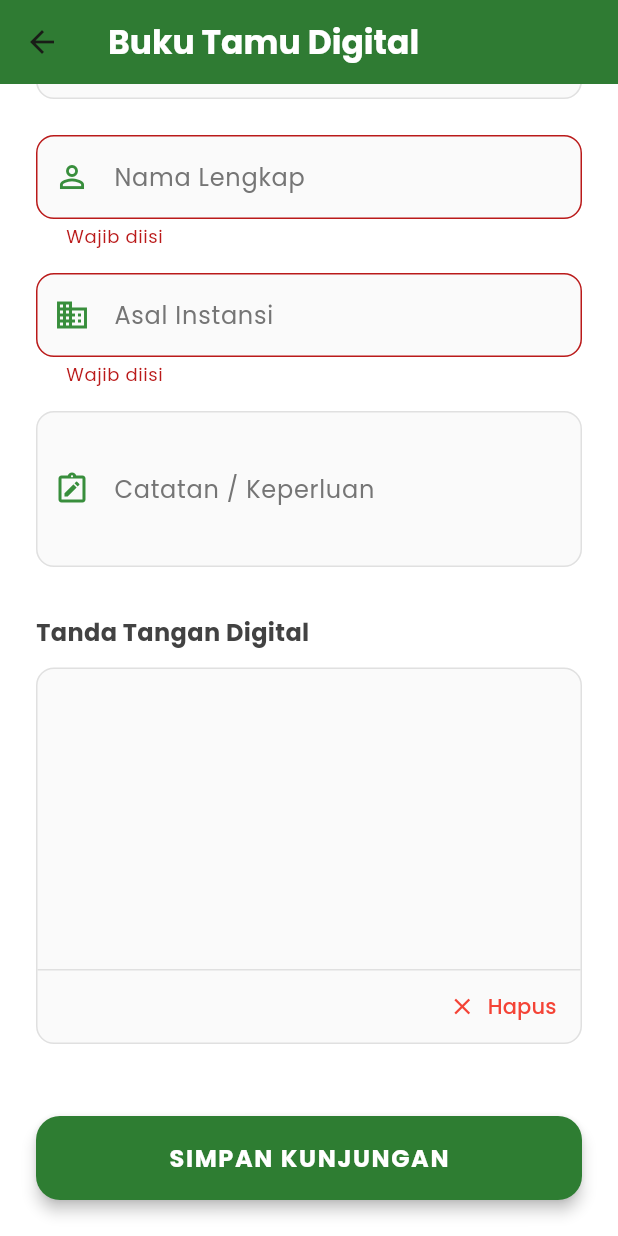
After one commit to brianjeree/ppks-gallery-reservation, a Flutter app: the VisitCheckScreen screen opened directly, scrolled down 164 dp, after a tap on "SIMPAN KUNJUNGAN", on a phone screen of 412 x 824 dp. The commit adds this screen. Run offline on Flutter 3.47's test engine with Material 3 defaults, Android fonts, the phone set to English and light mode, and no system bars; drawn by our look-alikes of signature; our stand-ins replace cloud_firestore, firebase_auth, firebase_core, firebase_storage, google_fonts, qr_flutter; missing offline and left inert: mobile_scanner; accounts and stored records are empty; network calls fail.

Commit message:
visit_check_screen

```diff
--- a/lib/screens/main_navigation_screen.dart
+++ b/lib/screens/main_navigation_screen.dart
@@ -4,6 +4,7 @@ import 'home_screen.dart';
 import 'unified_reservation_screen.dart';
 import 'about_screen.dart';
 import 'contact_screen.dart';
+import 'visit_check_screen.dart';
 
 class MainNavigationScreen extends StatefulWidget {
   const MainNavigationScreen({super.key});
@@ -21,9 +22,16 @@ class _MainNavigationScreenState extends State<MainNavigationScreen> {
     UnifiedReservationScreen(),
     AboutScreen(),
     ContactScreen(),
+    VisitCheckScreen(),
   ];
 
-  final List<String> _menuItems = ["HOME", "RESERVATION", "ABOUT", "CONTACT"];
+  final List<String> _menuItems = [
+    "HOME",
+    "RESERVATION",
+    "ABOUT",
+    "CONTACT",
+    "VISIT CHECK",
+  ];
 
   @override
   void dispose() {
@@ -64,7 +72,11 @@ class _MainNavigationScreenState extends State<MainNavigationScreen> {
               fontWeight: FontWeight.bold,
               fontSize: 20,
               shadows: [
-                 Shadow(offset: const Offset(0, 2), blurRadius: 4, color: Colors.black.withOpacity(0.5)),
+                Shadow(
+                  offset: const Offset(0, 2),
+                  blurRadius: 4,
+                  color: Colors.black.withOpacity(0.5),
+                ),
               ],
             ),
           ),
@@ -81,10 +93,17 @@ class _MainNavigationScreenState extends State<MainNavigationScreen> {
                     onPressed: () => _onMenuSelected(index),
                     style: TextButton.styleFrom(
                       foregroundColor: isActive ? Colors.white : Colors.white70,
-                      padding: const EdgeInsets.symmetric(vertical: 20, horizontal: 16),
+                      padding: const EdgeInsets.symmetric(
+                        vertical: 20,
+                        horizontal: 16,
+                      ),
                       textStyle: GoogleFonts.poppins(
-                        fontWeight: isActive ? FontWeight.bold : FontWeight.w500,
-                        decoration: isActive ? TextDecoration.underline : TextDecoration.none,
+                        fontWeight: isActive
+                            ? FontWeight.bold
+                            : FontWeight.w500,
+                        decoration: isActive
+                            ? TextDecoration.underline
+                            : TextDecoration.none,
                         decorationColor: Colors.white,
                         decorationThickness: 2,
                       ),
@@ -100,7 +119,9 @@ class _MainNavigationScreenState extends State<MainNavigationScreen> {
               icon: const Icon(Icons.menu, color: Colors.white, size: 28),
               color: Colors.white,
               elevation: 4,
-              shape: RoundedRectangleBorder(borderRadius: BorderRadius.circular(12)),
+              shape: RoundedRectangleBorder(
+                borderRadius: BorderRadius.circular(12),
+              ),
               onSelected: _onMenuSelected,
               itemBuilder: (context) {
                 return List.generate(_menuItems.length, (index) {
@@ -109,8 +130,12 @@ class _MainNavigationScreenState extends State<MainNavigationScreen> {
                     child: Text(
                       _menuItems[index],
                       style: GoogleFonts.poppins(
-                        color: _currentIndex == index ? Colors.green : Colors.black87,
-                        fontWeight: _currentIndex == index ? FontWeight.bold : FontWeight.normal,
+                        color: _currentIndex == index
+                            ? Colors.green
+                            : Colors.black87,
+                        fontWeight: _currentIndex == index
+                            ? FontWeight.bold
+                            : FontWeight.normal,
                       ),
                     ),
                   );
@@ -122,7 +147,8 @@ class _MainNavigationScreenState extends State<MainNavigationScreen> {
       ),
       body: PageView(
         controller: _pageController,
-        physics: const NeverScrollableScrollPhysics(), // Disable swipe gestures for "Web" feel
+        physics:
+            const NeverScrollableScrollPhysics(), // Disable swipe gestures for "Web" feel
         children: _screens,
       ),
     );
--- /dev/null
+++ b/lib/screens/visit_check_screen.dart
@@ -0,0 +1,438 @@
+import 'dart:typed_data';
+import 'dart:async';
+import 'package:flutter/material.dart';
+import 'package:google_fonts/google_fonts.dart';
+import 'package:cloud_firestore/cloud_firestore.dart';
+import 'package:firebase_storage/firebase_storage.dart';
+import 'package:firebase_auth/firebase_auth';
+import 'package:signature/signature.dart';
+import 'package:intl/intl.dart';
+
+class VisitCheckScreen extends StatefulWidget {
+  const VisitCheckScreen({super.key});
+
+  @override
+  State<VisitCheckScreen> createState() => _VisitCheckScreenState();
+}
+
+class _VisitCheckScreenState extends State<VisitCheckScreen> {
+  final _formKey = GlobalKey<FormState>();
+  final _nameController = TextEditingController();
+  final _agencyController = TextEditingController();
+  final _notesController = TextEditingController();
+  final _searchController = TextEditingController();
+
+  final SignatureController _signatureController = SignatureController(
+    penStrokeWidth: 3,
+    penColor: Colors.black,
+    exportBackgroundColor: Colors.white,
+  );
+
+  String? _loadingStatus;
+  bool get _isLoading => _loadingStatus != null;
+  DocumentSnapshot? _selectedReservation;
+  List<DocumentSnapshot> _suggestions = [];
+  bool _isSearching = false;
+
+  @override
+  void dispose() {
+    _nameController.dispose();
+    _agencyController.dispose();
+    _notesController.dispose();
+    _searchController.dispose();
+    _signatureController.dispose();
+    super.dispose();
+  }
+
+  Future<void> _onSearchChanged(String query) async {
+    if (query.length < 3) {
+      setState(() {
+        _suggestions = [];
+        _isSearching = false;
+      });
+      return;
+    }
+
+    setState(() => _isSearching = true);
+
+    try {
+      final results = await FirebaseFirestore.instance
+          .collection('reservations')
+          .where('name', isGreaterThanOrEqualTo: query)
+          .where('name', isLessThanOrEqualTo: '$query\uf8ff')
+          .where('status', isEqualTo: 'approved')
+          .limit(5)
+          .get();
+
+      setState(() {
+        _suggestions = results.docs;
+        _isSearching = false;
+      });
+    } catch (e) {
+      setState(() => _isSearching = false);
+    }
+  }
+
+  Future<void> _submitVisit() async {
+    if (!_formKey.currentState!.validate()) return;
+    if (_signatureController.isEmpty) {
+      ScaffoldMessenger.of(context).showSnackBar(
+        const SnackBar(content: Text('Silakan berikan tanda tangan')),
+      );
+      return;
+    }
+
+    setState(() => _loadingStatus = 'Mempersiapkan...');
+
+    try {
+      // 1. Ensure user is authenticated (Storage often requires auth)
+      if (FirebaseAuth.instance.currentUser == null) {
+        setState(() => _loadingStatus = 'Authenticating...');
+        await FirebaseAuth.instance.signInAnonymously();
+      }
+
+      setState(() => _loadingStatus = 'Mengolah tanda tangan...');
+
+      // 2. Export signature as image
+      final Uint8List? signatureImage = await _signatureController.toPngBytes();
+      if (signatureImage == null)
+        throw Exception('Gagal memproses tanda tangan.');
+
+      setState(() => _loadingStatus = 'Menghubungkan ke Storage...');
+
+      // 3. Upload signature to Firebase Storage
+      final String fileName =
+          'signatures/${DateTime.now().millisecondsSinceEpoch}.png';
+      final storageRef = FirebaseStorage.instance.ref().child(fileName);
+
+      final uploadTask = storageRef.putData(
+        signatureImage,
+        SettableMetadata(contentType: 'image/png'),
+      );
+
+      // Monitor progress
+      final StreamSubscription snapshotSubscription = uploadTask.snapshotEvents
+          .listen(
+            (TaskSnapshot snapshot) {
+              if (mounted) {
+                final progress =
+                    (snapshot.bytesTransferred / snapshot.totalBytes * 100)
+                        .round();
+                setState(() => _loadingStatus = 'Mengunggah: $progress%');
+              }
+            },
+            onError: (e) {
+              debugPrint('Upload error listener: $e');
+            },
+          );
+
+      try {
+        final TaskSnapshot taskSnapshot = await uploadTask.timeout(
+          const Duration(seconds: 30),
+        );
+        await snapshotSubscription.cancel();
+
+        final String downloadUrl = await taskSnapshot.ref.getDownloadURL();
+
+        setState(() => _loadingStatus = 'Menyimpan data kunjungan...');
+
+        // 4. Save visit data to Firestore
+        await FirebaseFirestore.instance.collection('visits').add({
+          'name': _nameController.text.trim(),
+          'agency': _agencyController.text.trim(),
+          'notes': _notesController.text.trim(),
+          'signature_url': downloadUrl,
+          'timestamp': FieldValue.serverTimestamp(),
+          'reservation_id': _selectedReservation?.id,
+        });
+
+        if (mounted) {
+          setState(() => _loadingStatus = null);
+          ScaffoldMessenger.of(context).showSnackBar(
+            const SnackBar(content: Text('Kunjungan berhasil dicatat!')),
+          );
+          _resetForm();
+        }
+      } catch (e) {
+        await snapshotSubscription.cancel();
+        rethrow;
+      }
+    } on FirebaseException catch (e) {
+      if (mounted) {
+        setState(() => _loadingStatus = null);
+        String errorMsg = 'Firebase Error: ${e.message}';
+        if (e.code == 'unauthorized')
+          errorMsg = 'Akses Storage tidak diizinkan.';
+        if (e.code == 'canceled') errorMsg = 'Upload dibatalkan.';
+        ScaffoldMessenger.of(context).showSnackBar(
+          SnackBar(content: Text(errorMsg), backgroundColor: Colors.red),
+        );
+      }
+    } on TimeoutException catch (_) {
+      if (mounted) {
+        setState(() => _loadingStatus = null);
+        ScaffoldMessenger.of(context).showSnackBar(
+          const SnackBar(
+            content: Text('Upload Timeout. Periksa koneksi internet Anda.'),
+            backgroundColor: Colors.orange,
+          ),
+        );
+      }
+    } catch (e) {
+      if (mounted) {
+        setState(() => _loadingStatus = null);
+        ScaffoldMessenger.of(context).showSnackBar(
+          SnackBar(content: Text('Error: $e'), backgroundColor: Colors.red),
+        );
+      }
+    }
+  }
+
+  void _resetForm() {
+    _formKey.currentState?.reset();
+    _nameController.clear();
+    _agencyController.clear();
+    _notesController.clear();
+    _searchController.clear();
+    _signatureController.clear();
+    setState(() {
+      _selectedReservation = null;
+      _suggestions = [];
+      _loadingStatus = null;
+    });
+  }
+
+  InputDecoration _modernInputDecoration(String label, IconData icon) {
+    return InputDecoration(
+      labelText: label,
+      labelStyle: GoogleFonts.poppins(color: Colors.grey[600]),
+      prefixIcon: Icon(icon, color: Colors.green.shade700),
+      filled: true,
+      fillColor: Colors.grey[50],
+      border: OutlineInputBorder(
+        borderRadius: BorderRadius.circular(12),
+        borderSide: BorderSide(color: Colors.grey.shade300),
+      ),
+      enabledBorder: OutlineInputBorder(
+        borderRadius: BorderRadius.circular(12),
+        borderSide: BorderSide(color: Colors.grey.shade300),
+      ),
+      focusedBorder: OutlineInputBorder(
+        borderRadius: BorderRadius.circular(12),
+        borderSide: BorderSide(color: Colors.green.shade700, width: 2),
+      ),
+    );
+  }
+
+  @override
+  Widget build(BuildContext context) {
+    return Scaffold(
+      backgroundColor: Colors.white,
+      appBar: AppBar(
+        title: Text(
+          'Buku Tamu Digital',
+          style: GoogleFonts.poppins(
+            fontWeight: FontWeight.bold,
+            color: Colors.white,
+          ),
+        ),
+        backgroundColor: Colors.green.shade800,
+        elevation: 0,
+      ),
+      body: SingleChildScrollView(
+        padding: const EdgeInsets.all(24),
+        child: Form(
+          key: _formKey,
+          child: Column(
+            crossAxisAlignment: CrossAxisAlignment.start,
+            children: [
+              Text(
+                "Visit Check & Signature",
+                style: GoogleFonts.poppins(
+                  fontSize: 24,
+                  fontWeight: FontWeight.bold,
+                  color: Colors.green.shade900,
+                ),
+              ),
+              const SizedBox(height: 8),
+              Text(
+                "Silakan isi data kunjungan Anda di bawah ini.",
+                style: GoogleFonts.poppins(color: Colors.grey[600]),
+              ),
+              const SizedBox(height: 32),
+
+              // Search Reservation
+              TextFormField(
+                controller: _searchController,
+                decoration: _modernInputDecoration(
+                  "Cari Reservasi (Opsional)",
+                  Icons.search,
+                ),
+                onChanged: _onSearchChanged,
+              ),
+              if (_isSearching) const LinearProgressIndicator(),
+              if (_suggestions.isNotEmpty)
+                Container(
+                  margin: const EdgeInsets.only(top: 4),
+                  decoration: BoxDecoration(
+                    color: Colors.white,
+                    border: Border.all(color: Colors.grey.shade300),
+                    borderRadius: BorderRadius.circular(12),
+                    boxShadow: [
+                      BoxShadow(color: Colors.black12, blurRadius: 4),
+                    ],
+                  ),
+                  child: ListView.builder(
+                    shrinkWrap: true,
+                    physics: const NeverScrollableScrollPhysics(),
+                    itemCount: _suggestions.length,
+                    itemBuilder: (context, index) {
+                      final doc = _suggestions[index];
+                      final data = doc.data() as Map<String, dynamic>;
+                      return ListTile(
+                        title: Text(data['name'] ?? ''),
+                        subtitle: Text(
+                          "${data['agency']} - ${data['session']}",
+                        ),
+                        onTap: () {
+                          setState(() {
+                            _selectedReservation = doc;
+                            _nameController.text = data['name'] ?? '';
+                            _agencyController.text = data['agency'] ?? '';
+                            _suggestions =
+                                []; // Clear suggestions after selection
+                            _searchController.text =
+                                data['name'] ??
+                                ''; // Set search text to selected name
+                          });
+                        },
+                      );
+                    },
+                  ),
+                ),
+              const SizedBox(height: 24),
+
+              TextFormField(
+                controller: _nameController,
+                decoration: _modernInputDecoration(
+                  "Nama Lengkap",
+                  Icons.person_outline,
+                ),
+                validator: (v) => v!.isEmpty ? 'Wajib diisi' : null,
+              ),
+              const SizedBox(height: 16),
+
+              TextFormField(
+                controller: _agencyController,
+                decoration: _modernInputDecoration(
+                  "Asal Instansi",
+                  Icons.business_outlined,
+                ),
+                validator: (v) => v!.isEmpty ? 'Wajib diisi' : null,
+              ),
+              const SizedBox(height: 16),
+
+              TextFormField(
+                controller: _notesController,
+                decoration: _modernInputDecoration(
+                  "Catatan / Keperluan",
+                  Icons.note_alt_outlined,
+                ),
+                maxLines: 3,
+              ),
+              const SizedBox(height: 32),
+
+              Text(
+                "Tanda Tangan Digital",
+                style: GoogleFonts.poppins(
+                  fontSize: 16,
+                  fontWeight: FontWeight.bold,
+                  color: Colors.grey[800],
+                ),
+              ),
+              const SizedBox(height: 12),
+              Container(
+                decoration: BoxDecoration(
+                  border: Border.all(color: Colors.grey.shade300),
+                  borderRadius: BorderRadius.circular(12),
+                  color: Colors.grey[50],
+                ),
+                child: Column(
+                  children: [
+                    Signature(
+                      controller: _signatureController,
+                      height: 200,
+                      backgroundColor: Colors.transparent,
+                    ),
+                    Divider(height: 1, color: Colors.grey.shade300),
+                    Row(
+                      mainAxisAlignment: MainAxisAlignment.end,
+                      children: [
+                        TextButton.icon(
+                          onPressed: () => _signatureController.clear(),
+                          icon: const Icon(Icons.clear, size: 18),
+                          label: const Text("Hapus"),
+                          style: TextButton.styleFrom(
+                            foregroundColor: Colors.red,
+                          ),
+                        ),
+                      ],
+                    ),
+                  ],
+                ),
+              ),
+              const SizedBox(height: 48),
+
+              SizedBox(
+                width: double.infinity,
+                height: 56,
+                child: ElevatedButton(
+                  onPressed: _isLoading ? null : _submitVisit,
+                  style: ElevatedButton.styleFrom(
+                    backgroundColor: Colors.green.shade800,
+                    foregroundColor: Colors.white,
+                    shape: RoundedRectangleBorder(
+                      borderRadius: BorderRadius.circular(16),
+                    ),
+                    elevation: 4,
+                  ),
+                  child: _isLoading
+                      ? Row(
+                          mainAxisAlignment: MainAxisAlignment.center,
+                          children: [
+                            const SizedBox(
+                              width: 20,
+                              height: 20,
+                              child: CircularProgressIndicator(
+                                color: Colors.white,
+                                strokeWidth: 2,
+                              ),
+                            ),
+                            const SizedBox(width: 12),
+                            Text(
+                              _loadingStatus!,
+                              style: GoogleFonts.poppins(
+                                fontSize: 14,
+                                fontWeight: FontWeight.w500,
+                              ),
+                            ),
+                          ],
+                        )
+                      : Text(
+                          "SIMPAN KUNJUNGAN",
+                          style: GoogleFonts.poppins(
+                            fontSize: 16,
+                            fontWeight: FontWeight.bold,
+                            letterSpacing: 1.1,
+                          ),
+                        ),
+                ),
+              ),
+              const SizedBox(height: 40),
+            ],
+          ),
+        ),
+      ),
+    );
+  }
+}
--- a/pubspec.yaml
+++ b/pubspec.yaml
@@ -41,6 +41,9 @@ dependencies:
   mobile_scanner: ^7.1.4
   firebase_auth: ^6.1.4
   google_fonts: ^8.0.0
+  signature: ^5.5.0
+  firebase_storage: ^13.0.6
+  path_provider: ^2.1.5
 
 dev_dependencies:
   flutter_test:
```
Also changed, not shown: pubspec.lock, 3 other files.
